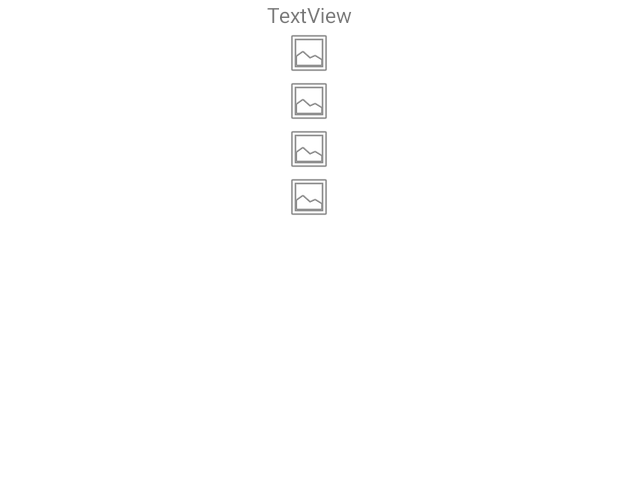
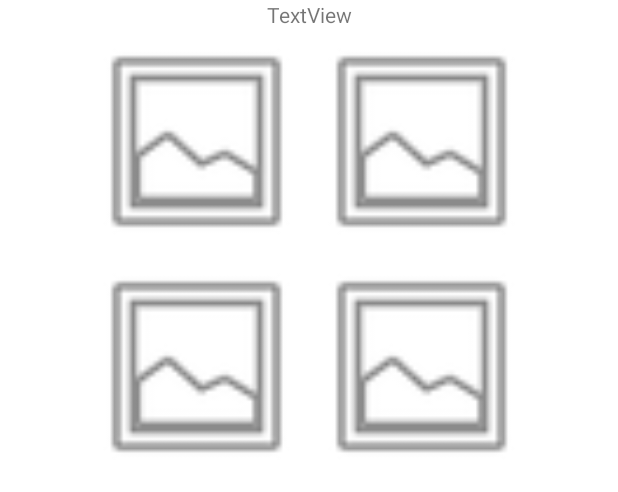
Before and after one commit to FuzzyNovaGoblin/ChamplainTrivia, an Android app: the layout fragment_image_question.xml on its own in the app's theme, with its tools: preview values and no code run, on a phone screen of 412 x 824 dp. Shown: the top 492 px of the screen. Run offline under Robolectric (Android 15) with nearby library versions, the phone set to English and light mode, and no system bars.

Commit message:
Fix image buttons

```diff
--- a/app/src/main/java/com/fuzytech/champlaintrivia/QuizActivity.kt
+++ b/app/src/main/java/com/fuzytech/champlaintrivia/QuizActivity.kt
@@ -49,7 +49,7 @@ class QuizActivity : AppCompatActivity() {
             Toast.makeText(applicationContext, "you stupid idiot", Toast.LENGTH_SHORT).show()
         }
 
-        if (questionIndex > questions.size) {
+        if (questionIndex >= questions.size) {
             Log.i("here", "in question index too big")
             return
         }
--- a/app/src/main/java/com/fuzytech/champlaintrivia/fragment/ImageQuestionFragment.kt
+++ b/app/src/main/java/com/fuzytech/champlaintrivia/fragment/ImageQuestionFragment.kt
@@ -1,6 +1,7 @@
 package com.fuzytech.champlaintrivia.fragment
 
 import android.os.Bundle
+import android.util.Log
 import androidx.fragment.app.Fragment
 import android.view.LayoutInflater
 import android.view.View
@@ -11,6 +12,7 @@ import com.fuzytech.champlaintrivia.QuestionCallback
 import com.fuzytech.champlaintrivia.R
 import com.fuzytech.champlaintrivia.databinding.FragmentImageQuestionBinding
 import com.fuzytech.champlaintrivia.databinding.FragmentStringQuestionBinding
+import com.fuzytech.champlaintrivia.question.ImageMapping
 import com.fuzytech.champlaintrivia.question.MultipleChoiceQuestion
 
 class ImageQuestionFragment : Fragment() {
@@ -28,7 +30,6 @@ class ImageQuestionFragment : Fragment() {
         arguments?.let {
             question = it.getSerializable("question")!! as MultipleChoiceQuestion<Int>
             nextQuestion = it.getSerializable("nextQuestion")!! as QuestionCallback
-
         }
     }
 
@@ -52,6 +53,8 @@ class ImageQuestionFragment : Fragment() {
         @JvmStatic
         fun newInstance(nextQ: QuestionCallback, question: MultipleChoiceQuestion<Int>) =
             ImageQuestionFragment().apply {
+                this.question = question
+                this.nextQuestion = nextQ
                 StringQuestionFragment().apply {
                     arguments = Bundle().apply {
                         putSerializable("question", question)
--- a/app/src/main/res/layout/fragment_image_question.xml
+++ b/app/src/main/res/layout/fragment_image_question.xml
@@ -10,6 +10,8 @@
         android:id="@+id/layout"
         android:layout_width="match_parent"
         android:layout_height="match_parent"
+        android:layout_gravity="center"
+        android:gravity="center"
         android:orientation="vertical">
 
         <TextView
@@ -19,29 +21,46 @@
             android:gravity="center"
             android:text="TextView" />
 
+        <LinearLayout
+            android:layout_width="wrap_content"
+            android:layout_height="match_parent"
+            android:orientation="horizontal">
+
             <ImageView
                 android:id="@+id/answer1"
-            android:layout_width="match_parent"
-            android:layout_height="wrap_content"
+                android:layout_width="150dp"
+                android:layout_height="150dp"
+                android:layout_gravity="center"
                 android:src="@android:drawable/ic_menu_gallery" />
 
             <ImageView
                 android:id="@+id/answer2"
-            android:layout_width="match_parent"
-            android:layout_height="wrap_content"
+                android:layout_width="150dp"
+                android:layout_height="150dp"
+                android:layout_gravity="center"
+                android:src="@android:drawable/ic_menu_gallery" />
+
+        </LinearLayout>
+
+        <LinearLayout
+            android:layout_width="wrap_content"
+            android:layout_height="match_parent"
+            android:orientation="horizontal">
+
+            <ImageView
+                android:id="@+id/answer4"
+                android:layout_width="150dp"
+                android:layout_height="150dp"
+                android:layout_gravity="center"
                 android:src="@android:drawable/ic_menu_gallery" />
 
             <ImageView
                 android:id="@+id/answer3"
-            android:layout_width="match_parent"
-            android:layout_height="wrap_content"
+                android:layout_width="150dp"
+                android:layout_height="150dp"
+                android:layout_gravity="center"
                 android:src="@android:drawable/ic_menu_gallery" />
-
-        <ImageView
-            android:id="@+id/answer4"
-            android:layout_width="match_parent"
-            android:layout_height="wrap_content"
-            android:src="@android:drawable/ic_menu_gallery" />
+        </LinearLayout>
 
     </LinearLayout>
 </FrameLayout>
--- a/app/src/main/res/raw/programming.json
+++ b/app/src/main/res/raw/programming.json
@@ -1,4 +1,10 @@
 [
+  {
+    "type": "image",
+    "question": "Where's Ferris?",
+    "answers": ["go", "scratch", "java", "rust"],
+    "answer": 3
+  },
   {
     "type": "string",
     "question": "What year was Linux released into version 1.0?",
@@ -37,11 +43,5 @@
     "question": "What is the optimal runtime complexity of most sorting algorithms?",
     "answers": ["O(logn)", "O(n)", "O(nlogn)", "O(n^2)"],
     "answer": 2
-  },
-  {
-    "type": "image",
-    "question": "Where's Ferris?",
-    "answers": ["go", "scratch", "java", "rust"],
-    "answer": 3
   }
 ]
```
Lines whose indentation alone changed are shown as unchanged.
